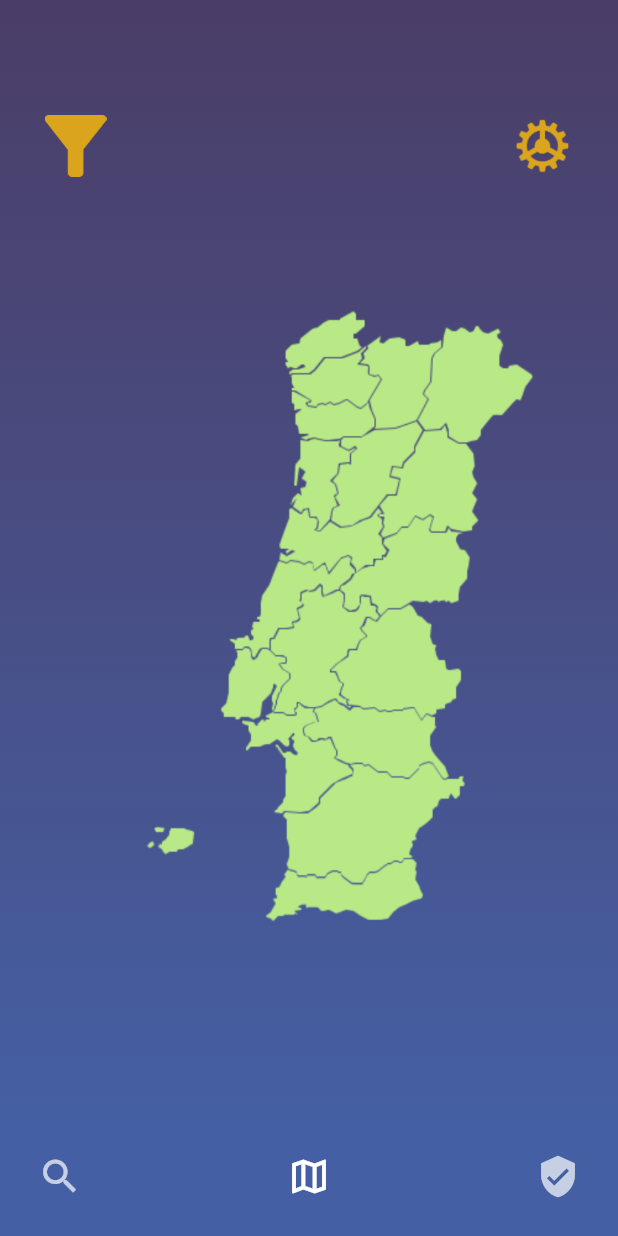
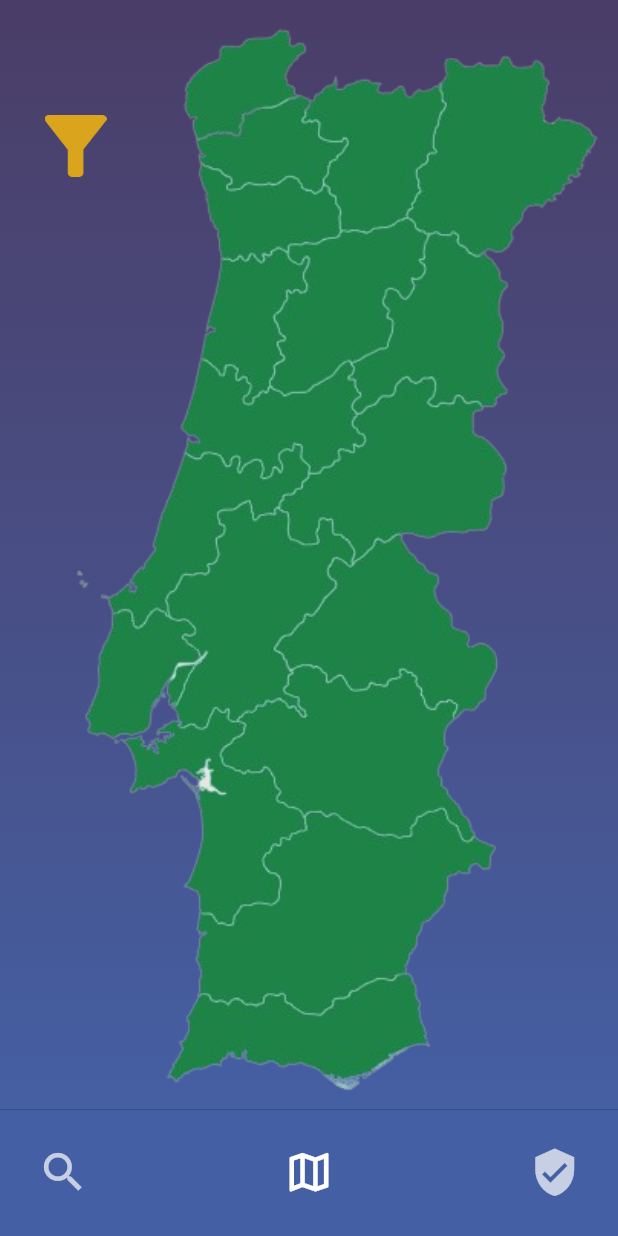
Before and after one commit to AndreSantos03/Y2S2-SoftwareEngineer, a Flutter app: the screen it shows after launch, on a phone screen of 412 x 824 dp. Run offline on Flutter 3.47's test engine with Material 2 defaults, Android fonts, the phone set to English and light mode, and no system bars; drawn by our look-alikes of google_nav_bar; our stand-ins replace google_fonts.

```diff
--- a/app/lib/main.dart
+++ b/app/lib/main.dart
@@ -1,6 +1,7 @@
 import 'package:flutter/material.dart';
 import 'package:myapp/utils.dart';
 import 'package:myapp/views/pages/map-screen.dart';
+import 'package:myapp/views/pages/discrict-screen.dart';
 import 'package:myapp/views/pages/test-screen.dart';
 
 void main() => runApp(const MyApp());
--- a/app/lib/views/pages/map-screen.dart
+++ b/app/lib/views/pages/map-screen.dart
@@ -1,5 +1,6 @@
 import 'package:flutter/material.dart';
 import 'package:myapp/views/pages/offers-screen.dart';
+import 'package:myapp/views/widgets/mapImage.dart';
 import 'package:myapp/views/widgets/gradientBackground.dart';
 import 'package:myapp/views/widgets/navBar.dart';
 
@@ -15,6 +16,7 @@ class _MapScreenState extends State<MapScreen> {
   Widget build(BuildContext context) {
     double screenWidth = MediaQuery.of(context).size.width;
     double screenHeight = MediaQuery.of(context).size.height;
+    double aspectRatio = MediaQuery.of(context).size.aspectRatio;
 
     return Scaffold(
       bottomNavigationBar: const NavBar(
@@ -68,17 +70,7 @@ class _MapScreenState extends State<MapScreen> {
             ),
           ]),
         ),
-        Positioned(
-          left: 0,
-          right: 0,
-          top: screenHeight / 4,
-          child: SizedBox(
-              child: Image.asset(
-            'assets/page-1/images/imagemap.png',
-            width: screenWidth,
-            height: screenWidth,
-          )),
-        )
+        const MapImage(),
       ]),
       backgroundColor: Colors.black,
     );
--- /dev/null
+++ b/app/lib/views/widgets/mapImage.dart
@@ -0,0 +1,89 @@
+import 'package:flutter/material.dart';
+import 'package:myapp/views/pages/discrict-screen.dart';
+
+class MapImage extends StatelessWidget {
+  const MapImage({super.key});
+
+  @override
+  Widget build(BuildContext context) {
+
+    double opacity = 0.0; // testing purposes
+
+    return LayoutBuilder(
+      builder: (BuildContext context, BoxConstraints constraints) {
+        return Stack(
+          children: [
+            // Map Image
+            Image.asset(
+              'assets/page-1/images/imagemap.png',
+              fit: BoxFit.cover,
+              width: constraints.maxWidth,
+              height: constraints.maxHeight,
+            ),
+            // Hitboxes
+            // Viana do Castelo (id 22)
+            Positioned(
+              left: constraints.maxWidth * 0.28,
+              top: constraints.maxHeight * 0.024,
+              child: GestureDetector(
+                onTap: () {
+                  Navigator.push(
+                    context,
+                    MaterialPageRoute(
+                      builder: (context) => DistrictScreen(id: 22),
+                    ),
+                  );
+                },
+                child: Container(
+                  width: constraints.maxWidth * 0.2,
+                  height: constraints.maxHeight * 0.075,
+                  color: Colors.red.withOpacity(opacity),
+                ),
+              ),
+            ),
+            // Braga (id 4)
+            Positioned(
+              left: constraints.maxWidth * 0.32,
+              top: constraints.maxHeight * 0.10,
+              child: GestureDetector(
+                onTap: () {
+                  Navigator.push(
+                    context,
+                    MaterialPageRoute(
+                      builder: (context) => DistrictScreen(id: 4),
+                    ),
+                  );
+                },
+                child: Container(
+                  width: constraints.maxWidth * 0.2,
+                  height: constraints.maxHeight * 0.06,
+                  color: Colors.blue.withOpacity(opacity),
+                ),
+              ),
+            ),
+            // Porto (id 18)
+            Positioned(
+              left: constraints.maxWidth * 0.32,
+              top: constraints.maxHeight * 0.16,
+              child: GestureDetector(
+                onTap: () {
+                  Navigator.push(
+                    context,
+                    MaterialPageRoute(
+                      builder: (context) => DistrictScreen(id: 18),
+                    ),
+                  );
+                },
+                child: Container(
+                  width: constraints.maxWidth * 0.23,
+                  height: constraints.maxHeight * 0.06,
+                  color: Colors.red.withOpacity(opacity),
+                ),
+              ),
+            ),
+          ],
+        );
+      },
+    );
+  }
+}
--- a/app/lib/views/widgets/navBar.dart
+++ b/app/lib/views/widgets/navBar.dart
@@ -16,12 +16,15 @@ class _NavBarState extends State<NavBar> {
 
   @override
   Widget build(BuildContext context) {
+
+    double screenWidth = MediaQuery.of(context).size.width;
+
     int currentPageIndex = widget.pageNumber;
     return GNav(
       backgroundColor: const Color.fromRGBO(99, 138, 236, 0.69),
       color: Colors.white70,
       activeColor: Colors.white,
-      iconSize: 30,
+      iconSize: screenWidth / 12,
       selectedIndex: currentPageIndex,
       tabs: [
         GButton(
--- a/app/pubspec.yaml
+++ b/app/pubspec.yaml
@@ -52,6 +52,7 @@ dev_dependencies:
   # rules and activating additional ones.
   flutter_lints: ^2.0.0
   google_nav_bar: ^5.0.6
+  flutter_svg: ^0.22.0
 
 # For information on the generic Dart part of this file, see the
 # following page: https://dart.dev/tools/pub/pubspec
```
Also changed, not shown: app/lib/views/pages/discrict-screen.dart (added, +62 -0 lines), app/assets/page-1/images/imagemap.png, app/assets/page-1/images/map.svg (added), app/pubspec.lock.
